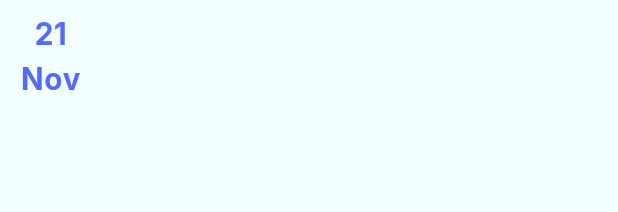
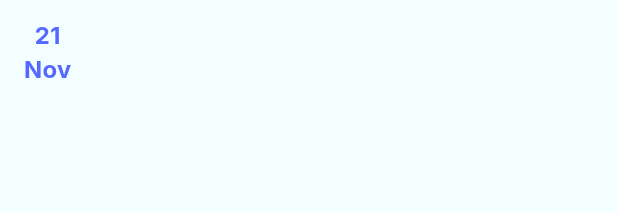
Before and after one commit to Ibrram/evently_app, a Flutter app: the EventCardWidget widget shown alone on an empty page, opened directly with sample values from the repository, on a phone screen of 412 x 824 dp. Shown: the top 212 px of the screen. Run offline on Flutter 3.47's test engine with Material 3 defaults, Android fonts, the phone set to English and light mode, and no system bars.

Commit message:
little change color and fontsize of EventCardWidget

```diff
--- a/lib/modules/sub_modules/home/widgets/event_card_widget.dart
+++ b/lib/modules/sub_modules/home/widgets/event_card_widget.dart
@@ -15,10 +15,7 @@ class EventCardWidget extends StatelessWidget {
       children: [
         Container(
           margin: const EdgeInsets.all(8),
-          padding: const EdgeInsets.symmetric(
-            // vertical: 8,
-            horizontal: 6,
-          ),
+          padding: const EdgeInsets.symmetric(vertical: 4, horizontal: 8),
           decoration: BoxDecoration(
             color: ColorPalette.scaffoldBackground.withAlpha(204),
             borderRadius: BorderRadius.circular(8),
@@ -26,7 +23,7 @@ class EventCardWidget extends StatelessWidget {
           child: Text(
             event.date,
             textAlign: TextAlign.center,
-            style: theme.textTheme.bodyLarge?.copyWith(
+            style: theme.textTheme.bodyMedium?.copyWith(
               color: theme.primaryColor,
               fontWeight: FontWeight.w700,
             ),
@@ -37,7 +34,7 @@ class EventCardWidget extends StatelessWidget {
           width: double.infinity,
           padding: const EdgeInsets.symmetric(vertical: 10, horizontal: 8),
           decoration: BoxDecoration(
-            color: ColorPalette.scaffoldBackground.withAlpha(204),
+            color: ColorPalette.scaffoldBackground,
             borderRadius: BorderRadius.circular(8),
           ),
           child: Row(
```
